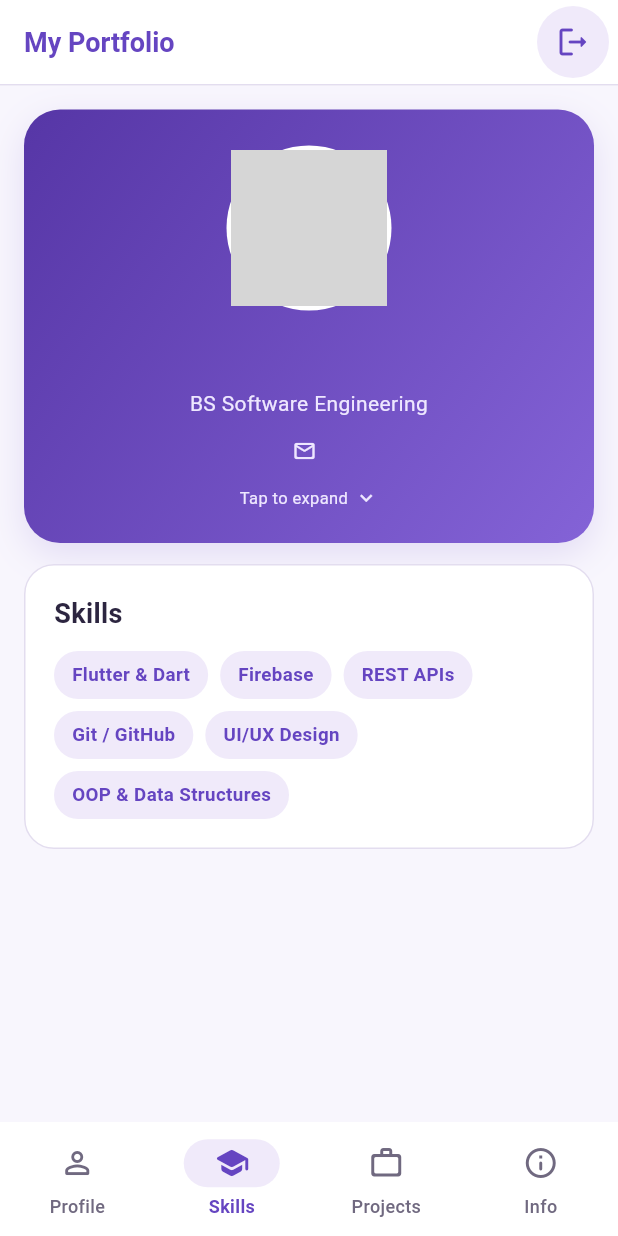
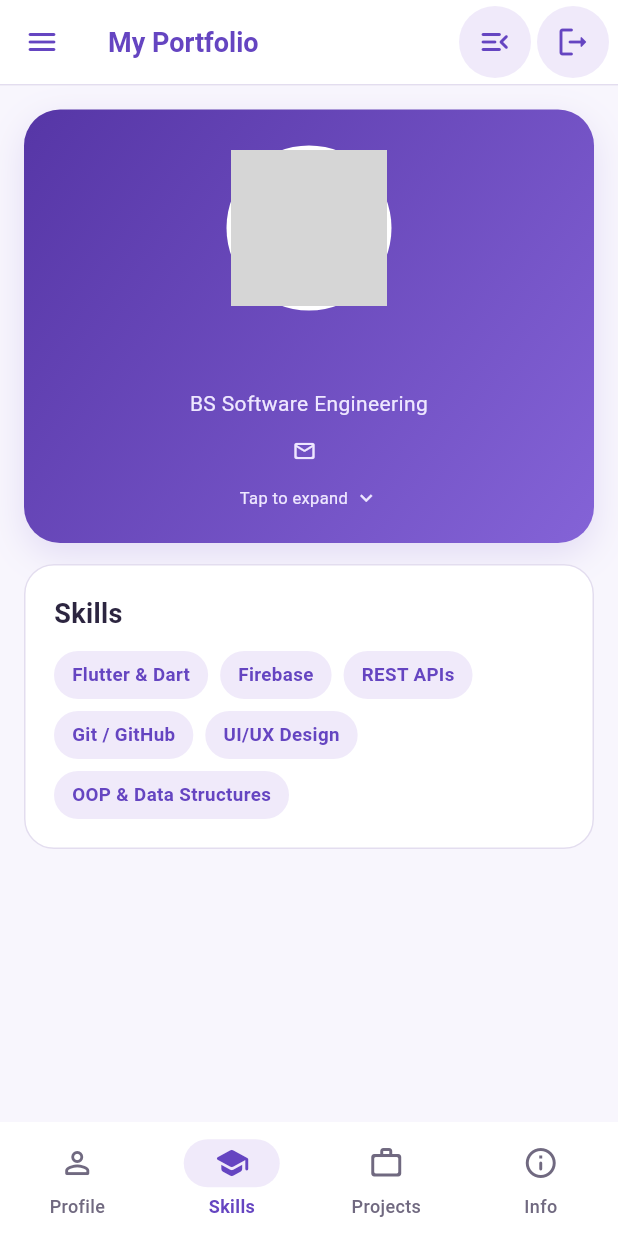
Before and after one commit to itx-Samii/MAD, a Flutter app: the StudentProfilePage screen opened directly with empty values, swiped to page 2, on a phone screen of 412 x 824 dp. Run offline on Flutter 3.47's test engine with Material 3 defaults, Android fonts, the phone set to English and light mode, and no system bars; grey boxes are pictures that could not be loaded.

Commit message:
Add navigation drawer, assignment 2 demo and bundled assets
- Add Drawer to StudentProfilePage with Home/Academic/About/Contact/Settings entries and a settings dialog
- Add lib/assignment_2/drawer_demo.dart and export it from main.dart
- Register assets/ folder in pubspec.yaml and add profile images
- Reorder demo accounts, refresh Sameer's bio and switch mobile preview to a 480px breakpoint
- Ignore the nested binary-trading-ai-bot project

```diff
--- a/lib/main.dart
+++ b/lib/main.dart
@@ -6,6 +6,7 @@ import 'widgets/mobile_preview.dart';
 
 export 'screens/login_page.dart';
 export 'screens/student_profile_page.dart';
+export 'assignment_2/drawer_demo.dart';
 
 void main() => runApp(const MyApp());
 
--- a/lib/screens/student_profile_page.dart
+++ b/lib/screens/student_profile_page.dart
@@ -6,6 +6,7 @@ import '../models/student.dart';
 import '../navigation/fade_route.dart';
 import '../theme/app_theme.dart';
 import '../widgets/portfolio_sections.dart';
+import '../assignment_2/drawer_demo.dart';
 import 'login_page.dart';
 
 class StudentProfilePage extends StatefulWidget {
@@ -66,11 +67,35 @@ class _StudentProfilePageState extends State<StudentProfilePage> {
 
   @override
   Widget build(BuildContext context) => Scaffold(
+    drawer: _buildDrawer(context),
     appBar: AppBar(
       title: const Text('My Portfolio'),
       automaticallyImplyLeading: false,
+      leading: Builder(
+        builder: (context) => IconButton(
+          tooltip: 'Open Navigation Drawer',
+          icon: const Icon(Icons.menu_rounded),
+          onPressed: () => Scaffold.of(context).openDrawer(),
+        ),
+      ),
       systemOverlayStyle: SystemUiOverlayStyle.dark,
       actions: [
+        IconButton(
+          key: const ValueKey('drawer-demo-button'),
+          tooltip: 'Drawer Demo',
+          style: IconButton.styleFrom(
+            backgroundColor: PortalColors.tint,
+            foregroundColor: PortalColors.primary,
+          ),
+          onPressed: () => Navigator.push(
+            context,
+            MaterialPageRoute(
+              builder: (context) => const DrawerHomePage(),
+            ),
+          ),
+          icon: const Icon(Icons.menu_open_rounded),
+        ),
+        const SizedBox(width: 4),
         IconButton(
           tooltip: 'Logout',
           style: IconButton.styleFrom(
@@ -200,6 +225,115 @@ class _StudentProfilePageState extends State<StudentProfilePage> {
       ),
     ),
   );
+
+  Widget _buildDrawer(BuildContext context) => Drawer(
+        backgroundColor: PortalColors.background,
+        child: ListView(
+          padding: EdgeInsets.zero,
+          children: [
+            UserAccountsDrawerHeader(
+              accountName: Text(
+                widget.student.name,
+                style: const TextStyle(fontWeight: FontWeight.bold, fontSize: 16),
+              ),
+              accountEmail: Text(widget.student.email),
+              currentAccountPicture: Container(
+                decoration: BoxDecoration(
+                  shape: BoxShape.circle,
+                  border: Border.all(color: Colors.white, width: 2),
+                ),
+                child: ClipOval(
+                  child: Image.asset(
+                    widget.student.photo,
+                    fit: BoxFit.cover,
+                    errorBuilder: (context, error, stackTrace) => CircleAvatar(
+                      backgroundColor: Colors.white,
+                      child: Text(
+                        widget.student.name.isNotEmpty ? widget.student.name[0] : 'S',
+                        style: const TextStyle(
+                          color: PortalColors.primary,
+                          fontSize: 24,
+                          fontWeight: FontWeight.bold,
+                        ),
+                      ),
+                    ),
+                  ),
+                ),
+              ),
+              decoration: const BoxDecoration(
+                color: PortalColors.primary,
+              ),
+            ),
+            ListTile(
+              leading: const Icon(Icons.home, color: PortalColors.primary),
+              title: const Text('Home'),
+              onTap: () {
+                Navigator.pop(context);
+                _openTab(0);
+              },
+            ),
+            ListTile(
+              leading: const Icon(Icons.school, color: PortalColors.primary),
+              title: const Text('Academic Info'),
+              onTap: () {
+                Navigator.pop(context);
+                _openTab(1);
+              },
+            ),
+            ListTile(
+              leading: const Icon(Icons.auto_stories, color: PortalColors.primary),
+              title: const Text('About Me'),
+              onTap: () {
+                Navigator.pop(context);
+                _openTab(0);
+              },
+            ),
+            ListTile(
+              leading: const Icon(Icons.contact_mail, color: PortalColors.primary),
+              title: const Text('Contact Details'),
+              onTap: () {
+                Navigator.pop(context);
+                _openTab(3);
+              },
+            ),
+            const Divider(),
+            ListTile(
+              leading: const Icon(Icons.settings, color: PortalColors.muted),
+              title: const Text('Settings'),
+              onTap: () {
+                Navigator.pop(context);
+                _showSettingsDialog(context);
+              },
+            ),
+          ],
+        ),
+      );
+
+  void _showSettingsDialog(BuildContext context) {
+    showDialog<void>(
+      context: context,
+      builder: (dialogContext) => AlertDialog(
+        title: const Text('Settings'),
+        content: Column(
+          mainAxisSize: MainAxisSize.min,
+          crossAxisAlignment: CrossAxisAlignment.start,
+          children: [
+            Text('Signed in as: ${widget.student.name}'),
+            const SizedBox(height: 8),
+            Text('Email: ${widget.student.email}'),
+            const SizedBox(height: 8),
+            const Text('App Version: 1.0.0 (Assignment 2)'),
+          ],
+        ),
+        actions: [
+          TextButton(
+            onPressed: () => Navigator.pop(dialogContext),
+            child: const Text('Close'),
+          ),
+        ],
+      ),
+    );
+  }
 }
 
 class _PortfolioTabPage extends StatefulWidget {
--- a/lib/widgets/mobile_preview.dart
+++ b/lib/widgets/mobile_preview.dart
@@ -1,4 +1,3 @@
-import 'package:flutter/foundation.dart' show kIsWeb;
 import 'package:flutter/material.dart';
 
 import '../theme/app_theme.dart';
@@ -16,7 +15,7 @@ class MobilePreview extends StatelessWidget {
   @override
   Widget build(BuildContext context) {
     final media = MediaQuery.of(context);
-    if (!kIsWeb || media.size.shortestSide < 600) return child;
+    if (media.size.width <= 480) return child;
 
     const insets = EdgeInsets.only(top: _statusBar, bottom: _homeBar);
     return ColoredBox(
--- a/lib/widgets/portfolio_sections.dart
+++ b/lib/widgets/portfolio_sections.dart
@@ -114,7 +114,8 @@ class ProjectsSection extends StatelessWidget {
       children: [
         for (final (index, (icon, title, description))
             in _projects.indexed) ...[
-          if (index > 0) const Divider(height: 28, color: PortalColors.line),
+          if (index > 0)
+            const Divider(height: 28, color: PortalColors.line),
           Row(
             crossAxisAlignment: CrossAxisAlignment.start,
             children: [
--- a/pubspec.yaml
+++ b/pubspec.yaml
@@ -54,6 +54,7 @@ flutter:
   assets:
     - image/profile.jpg
     - image/img.png
+    - assets/
 
   # To add assets to your application, add an assets section, like this:
   # assets:
```
Also changed, not shown: lib/assignment_2/drawer_demo.dart (added, +279 -0 lines), lib/data/student_accounts.dart (+12 -12 lines), assets/profile.jpeg (added), assets/profile.jpg (added), 1 other file.
